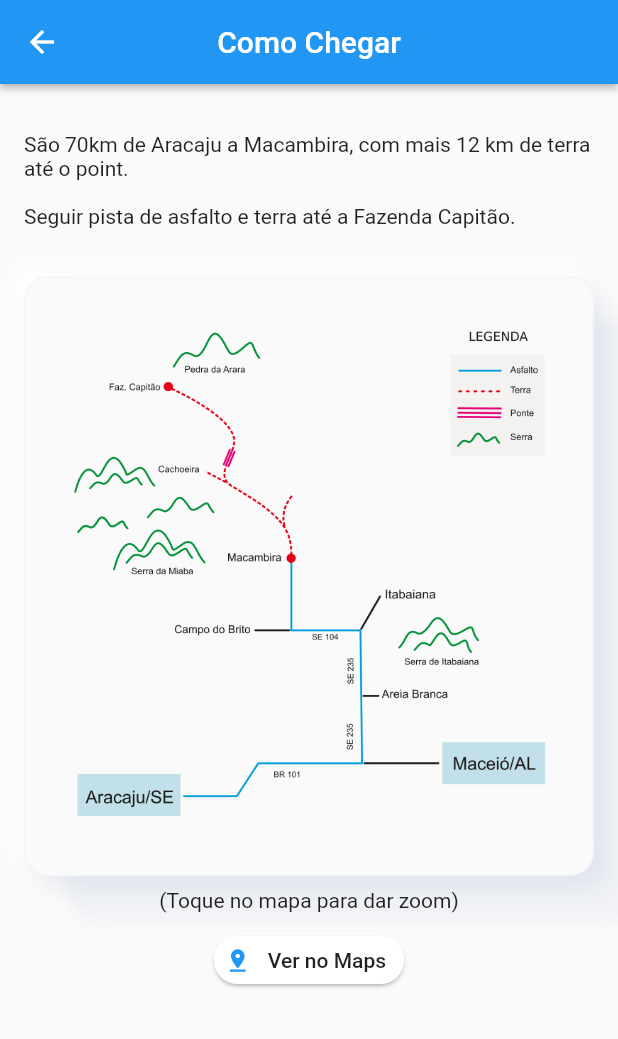
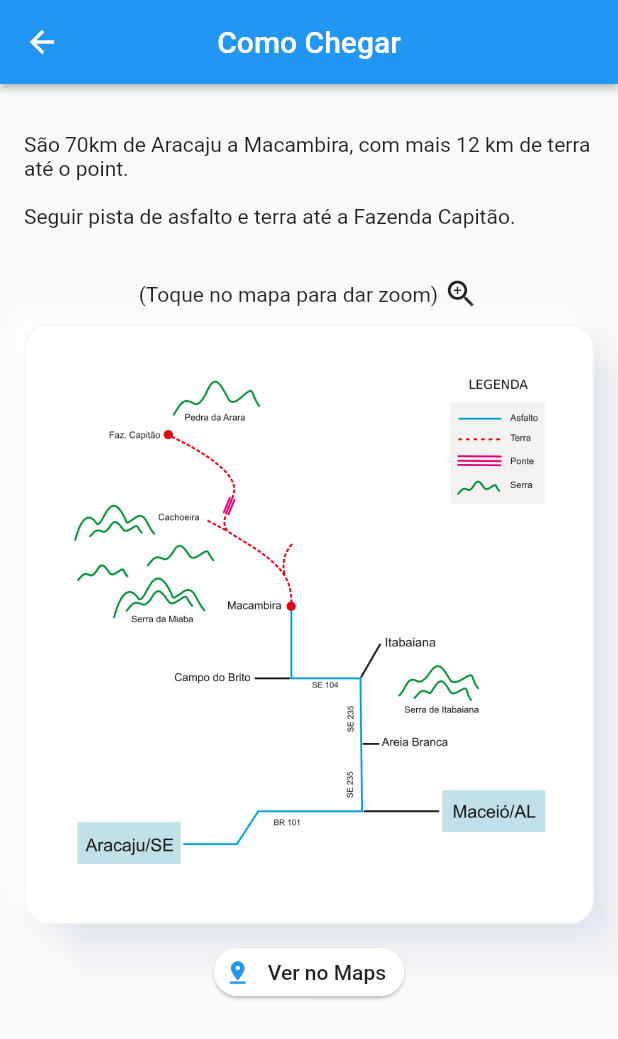
Before and after one commit to brunocabral/flutter-guia-arara, a Flutter app: the RoadmapScreen screen opened directly, on a phone screen of 412 x 824 dp. Shown: the top 1039 px of the screen. Run offline on Flutter 3.47's test engine with Material 2 defaults, Android fonts, the phone set to English and light mode, and no system bars; drawn by our look-alikes of photo_view; our stand-ins replace font_awesome_flutter, intro_slider, shared_preferences, splashscreen; accounts and stored records are empty.

Commit message:
Update Minor UX improvements
Change position of zoom tip in both map screens (climb_map, roadmap)

```diff
--- a/lib/screens/road_map_screen.dart
+++ b/lib/screens/road_map_screen.dart
@@ -24,6 +24,17 @@ class RoadmapScreen extends StatelessWidget {
               SizedBox(height: 16.0),
               Text("Seguir pista de asfalto e terra até a Fazenda Capitão."),
               SizedBox(height: 32.0),
+              Align(
+                  alignment: Alignment.center,
+                  child: Row(
+                    mainAxisAlignment: MainAxisAlignment.center,
+                    children: [
+                      Text("(Toque no mapa para dar zoom) "),
+                      Icon(Icons.zoom_in)
+                    ],
+                  )
+              ),
+              SizedBox(height: 8.0,),
               Container(
                 decoration: _customBoxDecoration(),
                 height: 400,
@@ -34,15 +45,10 @@ class RoadmapScreen extends StatelessWidget {
                       minScale: PhotoViewComputedScale.contained * 1.1,
                       maxScale: PhotoViewComputedScale.contained * 2.5,
                       backgroundDecoration: BoxDecoration(
-                        color: Theme.of(context).scaffoldBackgroundColor,
+                        color: Colors.white,
                       ),
                       imageProvider: AssetImage("images/maps/estrada.png")),
                 ),
-              ),
-              SizedBox(height: 8.0,),
-              Align(
-                  alignment: Alignment.center,
-                  child: Text("(Toque no mapa para dar zoom)")
               ),
               SizedBox(height: 8.0,),
               Align(
```
Also changed, not shown: lib/screens/climb_map_screen.dart (+12 -5 lines).
